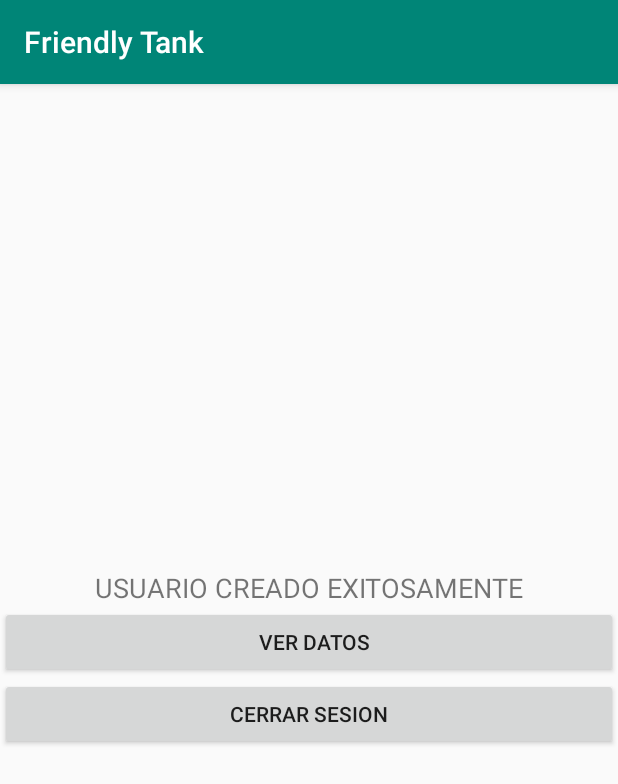
After one commit to amst-fiec/2T2019-Deteccion-de-tanque-de-gas-vacios, an Android app: the RegistroExitoso screen opened directly, with no data from a screen before it, on a phone screen of 412 x 824 dp. The commit adds this screen. Shown: the top 784 px of the screen. Run offline under Robolectric (Android 15) with nearby library versions, the phone set to English and light mode, and no system bars; our stand-ins replace Firebase (no records; nobody signed in at launch, a user with empty details on screens opened directly).

Commit message:
InicioSesion

```diff
--- a/app/src/main/java/com/example/myapplication/PantallaDeBienvenida.java
+++ b/app/src/main/java/com/example/detecciontanquegas/PantallaDeBienvenida.java
@@ -1,4 +1,4 @@
-package com.example.myapplication;
+package com.example.detecciontanquegas;
 
         import androidx.appcompat.app.AppCompatActivity;
 
--- /dev/null
+++ b/app/src/main/java/com/example/detecciontanquegas/RegistroExitoso.java
@@ -0,0 +1,41 @@
+package com.example.detecciontanquegas;
+
+import androidx.appcompat.app.AppCompatActivity;
+
+import android.content.Intent;
+import android.os.Bundle;
+import android.view.View;
+import android.widget.Button;
+
+import com.google.firebase.auth.FirebaseAuth;
+
+public class RegistroExitoso extends AppCompatActivity {
+    private Button button, btnDatos;
+    //cerrar sesion en Firebase
+    private FirebaseAuth nAuth;
+    @Override
+    protected void onCreate(Bundle savedInstanceState) {
+        super.onCreate(savedInstanceState);
+        setContentView(R.layout.activity_registro_exitoso);
+    //instanciando nAuth
+        nAuth=FirebaseAuth.getInstance();
+        btnDatos=(Button)findViewById(R.id.btnEstadoTanque);
+        btnDatos.setOnClickListener(new View.OnClickListener() {
+            @Override
+            public void onClick(View v) {
+                startActivity(new Intent(RegistroExitoso.this, PantallaDatos.class));
+
+            }
+        });
+        button=(Button)findViewById(R.id.btnCerrarSesion);
+        button.setOnClickListener(new View.OnClickListener() {
+            @Override
+            public void onClick(View v) {
+                nAuth.signOut();
+                startActivity(new Intent(RegistroExitoso.this,MainActivity.class));
+                finish();
+
+            }
+        });
+    }
+}
--- /dev/null
+++ b/app/src/main/res/layout/activity_registro_exitoso.xml
@@ -0,0 +1,44 @@
+<?xml version="1.0" encoding="utf-8"?>
+<LinearLayout xmlns:android="http://schemas.android.com/apk/res/android"
+    xmlns:app="http://schemas.android.com/apk/res-auto"
+    xmlns:tools="http://schemas.android.com/tools"
+    android:layout_width="match_parent"
+    android:layout_height="match_parent"
+    android:orientation="vertical"
+    android:gravity="center"
+    android:textAlignment="center"
+    tools:context="com.example.detecciontanquegas.RegistroExitoso">
+
+
+    <TextView
+        android:layout_width="411dp"
+        android:layout_height="wrap_content"
+        android:gravity="center"
+        android:text="USUARIO CREADO EXITOSAMENTE"
+        android:textSize="18sp" />
+    <LinearLayout
+        android:layout_width="match_parent"
+        android:layout_height="wrap_content">
+
+        <Button
+
+            android:id="@+id/btnEstadoTanque"
+            android:layout_width="match_parent"
+            android:layout_height="wrap_content"
+            android:text="  VER DATOS" />
+    </LinearLayout>
+
+    <LinearLayout
+        android:layout_width="match_parent"
+        android:layout_height="wrap_content">
+
+        <Button
+
+            android:id="@+id/btnCerrarSesion"
+            android:layout_width="match_parent"
+            android:layout_height="wrap_content"
+            android:text="CERRAR SESION" />
+    </LinearLayout>
+
+
+</LinearLayout>
```
Also changed, not shown: app/src/main/AndroidManifest.xml (+11 -10 lines), app/src/main/java/com/example/detecciontanquegas/MainActivity.java (added, +101 -0 lines), app/src/main/java/com/example/detecciontanquegas/PantallaDatos.java (renamed from app/src/main/java/com/example/myapplication/PantallaDatos.java, +12 -2 lines), app/src/main/java/com/example/detecciontanquegas/formulario_registro.java (added, +135 -0 lines), app/src/main/java/com/example/myapplication/MainActivity.java (deleted, +0 -50 lines), app/src/main/java/com/example/myapplication/formulario_registro.java (deleted, +0 -42 lines), app/src/main/res/layout/activity_formulario_registro.xml (+28 -99 lines), app/src/main/res/layout/activity_main.xml (+1 -9 lines), app/src/main/res/layout/activity_pantalla_datos.xml (+23 -2 lines), 5 other files.
